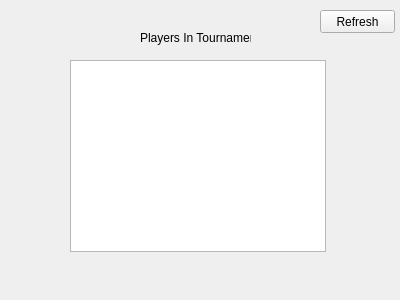
GFlores17/JackboxT.O.-GUI-Version, file tournamentRoster.ui: the form before one commit.
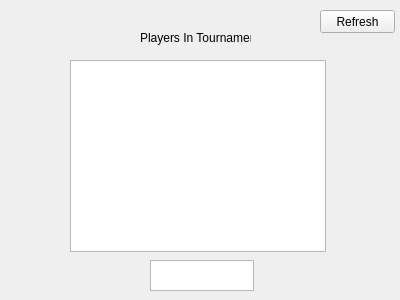
The form after the commit.

Diff of the .ui file:
```diff
--- a/tournamentRoster.ui
+++ b/tournamentRoster.ui
@@ -49,6 +49,16 @@
     <string>Refresh</string>
    </property>
   </widget>
+  <widget class="QTextEdit" name="textEdit">
+   <property name="geometry">
+    <rect>
+     <x>150</x>
+     <y>260</y>
+     <width>104</width>
+     <height>31</height>
+    </rect>
+   </property>
+  </widget>
  </widget>
  <resources/>
  <connections/>
```
